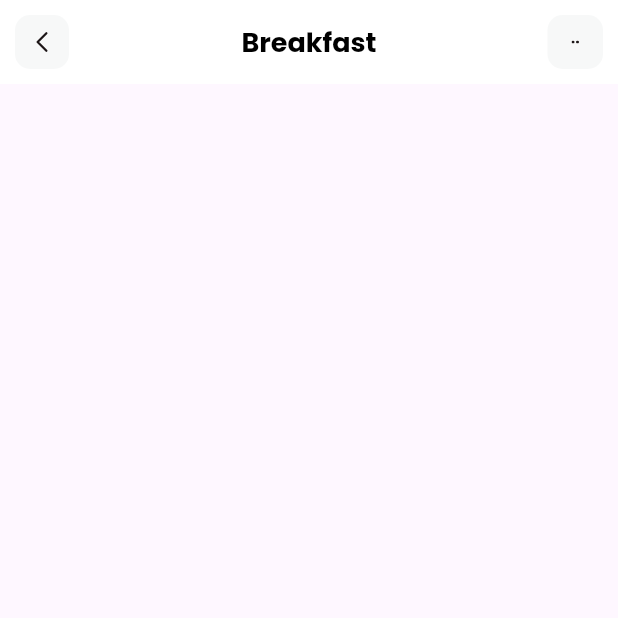
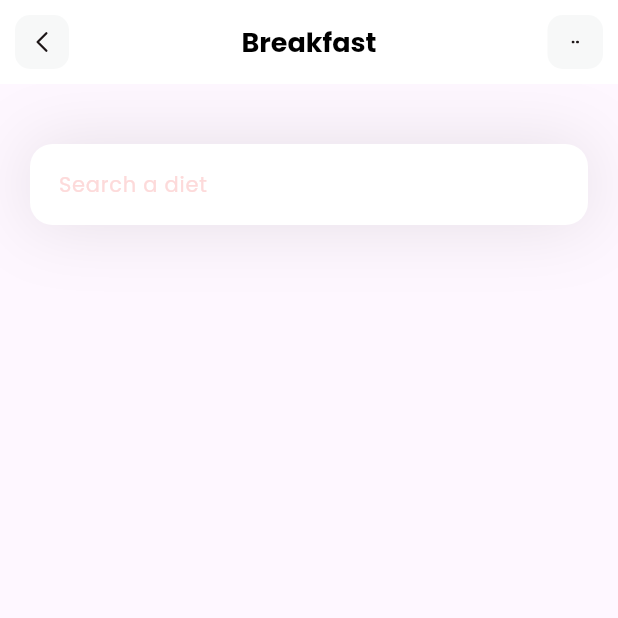
Before and after one commit to abungubrighton/dietApp, a Flutter app: the screen it shows after launch, on a phone screen of 412 x 824 dp, the top half of it. Run offline on Flutter 3.47's test engine with Material 3 defaults, Android fonts, the phone set to English and light mode, and no system bars; our stand-ins replace flutter_svg.

Commit message:
chore:search text ui

```diff
--- a/lib/pages/home.dart
+++ b/lib/pages/home.dart
@@ -8,6 +8,30 @@ class HomePage extends StatelessWidget {
   Widget build(BuildContext context) {
     return Scaffold(
       appBar: appBar(),
+      body: Column(children: [
+        Container(
+          margin: const EdgeInsets.only(top: 40, left: 20, right: 20),
+          decoration: BoxDecoration(boxShadow: [
+            BoxShadow(
+                color: const Color(0xFF1D1617).withOpacity(0.11),
+                blurRadius: 40,
+                spreadRadius: 0.0)
+          ]),
+          child: TextField(
+            decoration: InputDecoration(
+                filled: true,
+                fillColor: Colors.white,
+                hintText: 'Search a diet',
+                hintStyle:
+                    const TextStyle(color: Color(0xFFFDDADA), fontSize: 14),
+                contentPadding: const EdgeInsets.all(15),
+                border: OutlineInputBorder(
+                  borderRadius: BorderRadius.circular(15),
+                  borderSide: BorderSide.none,
+                )),
+          ),
+        ),
+      ]),
     );
   }
 
@@ -21,12 +45,9 @@ class HomePage extends StatelessWidget {
         ),
         backgroundColor: Colors.white,
         elevation: 0.0,
-        leading:
-        GestureDetector(
-          onTap: (){
-
-          },
-          child:Container(
+        leading: GestureDetector(
+          onTap: () {},
+          child: Container(
             margin: const EdgeInsets.all(10),
             alignment: Alignment.center,
             decoration: BoxDecoration(
@@ -41,10 +62,8 @@ class HomePage extends StatelessWidget {
         ),
         actions: [
           GestureDetector(
-            onTap: (){
-
-          },
-            child:Container(
+            onTap: () {},
+            child: Container(
               margin: const EdgeInsets.all(10),
               alignment: Alignment.center,
               width: 37,
@@ -58,7 +77,6 @@ class HomePage extends StatelessWidget {
               ),
             ),
           )
-
         ]);
   }
 }
```
Lines whose indentation alone changed are shown as unchanged.
